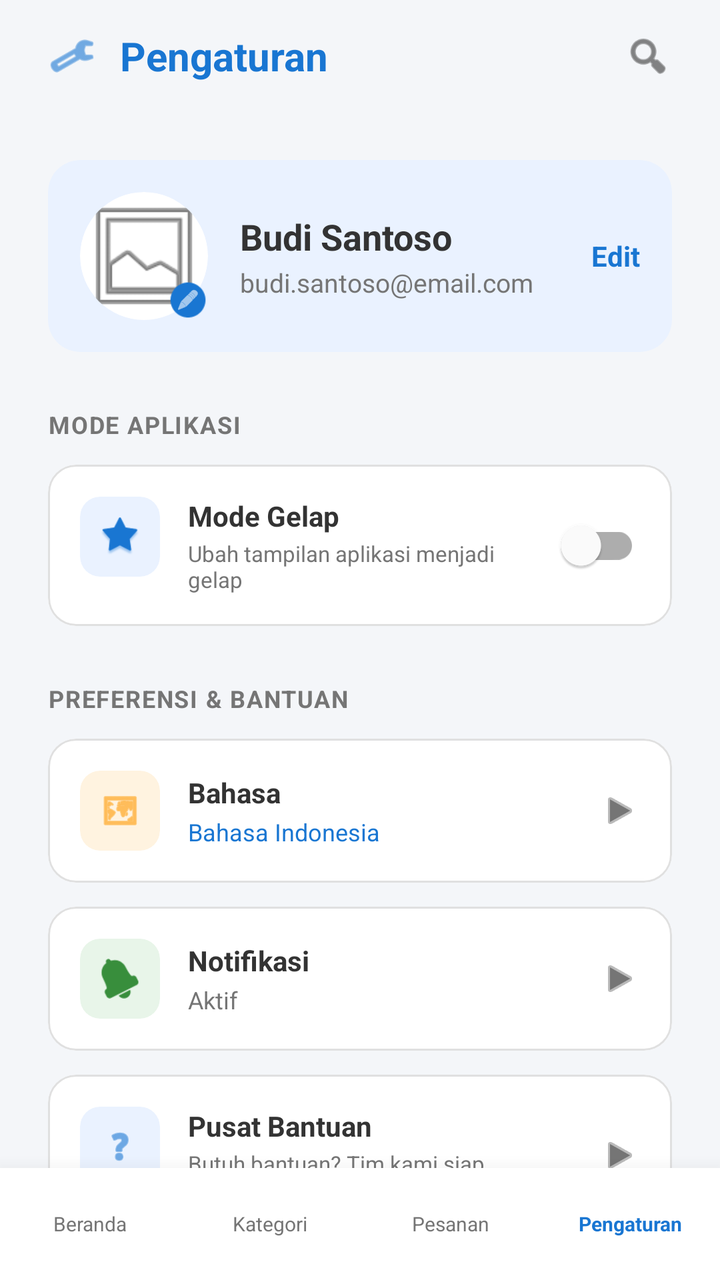
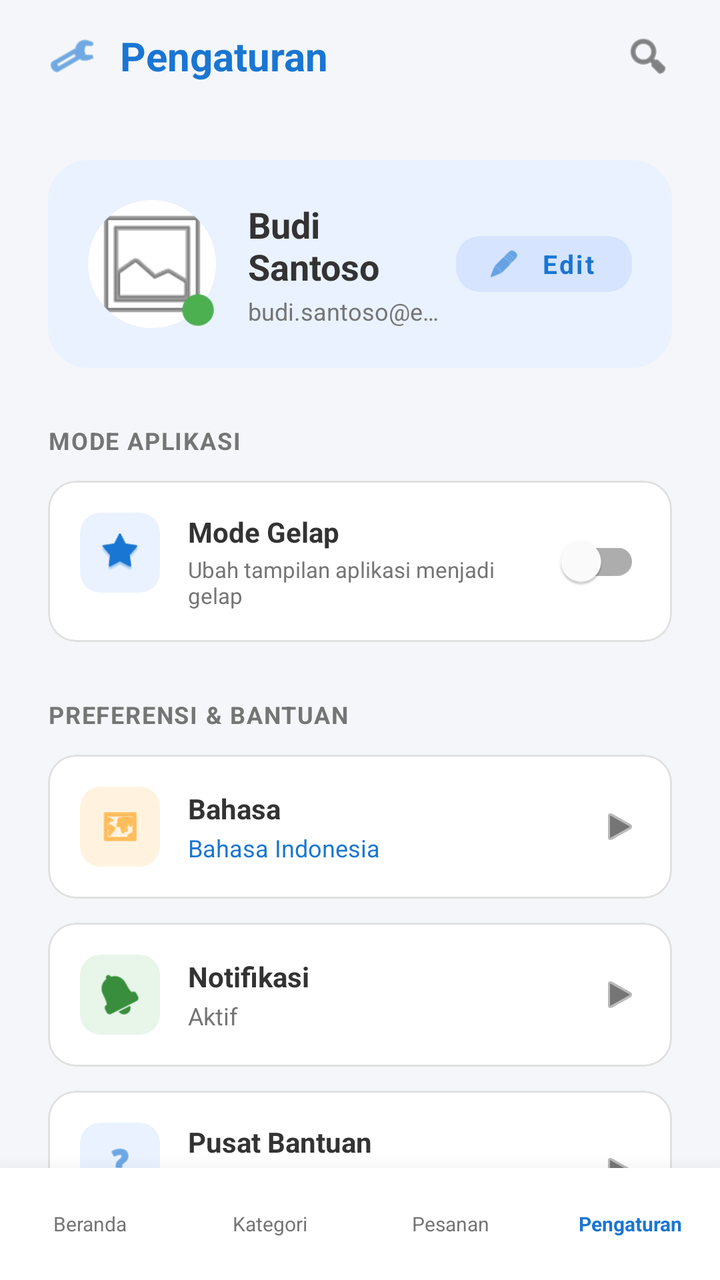

Compare the two renders of this Android layout. The source of the first and the diff that turns it into the second are given below.
<!-- AndroidManifest.xml: application theme Theme.DataMart -->
<!-- res/layout/fragment_settings.xml -->
<?xml version="1.0" encoding="utf-8"?>
<androidx.constraintlayout.widget.ConstraintLayout xmlns:android="http://schemas.android.com/apk/res/android"
    xmlns:app="http://schemas.android.com/apk/res-auto"
    android:layout_width="match_parent"
    android:layout_height="match_parent"
    android:background="@color/background_light">

    <LinearLayout
        android:id="@+id/topBarSettings"
        android:layout_width="match_parent"
        android:layout_height="?attr/actionBarSize"
        android:background="@color/background_light"
        android:gravity="center_vertical"
        android:orientation="horizontal"
        android:paddingHorizontal="24dp"
        app:layout_constraintTop_toTopOf="parent">

        <ImageView
            android:layout_width="24dp"
            android:layout_height="24dp"
            android:src="@android:drawable/ic_menu_manage"
            app:tint="@color/lumina_blue" />

        <TextView
            android:layout_width="0dp"
            android:layout_height="wrap_content"
            android:layout_marginStart="12dp"
            android:layout_weight="1"
            android:text="Pengaturan"
            android:textColor="@color/lumina_blue"
            android:textSize="20sp"
            android:textStyle="bold" />

        <ImageView
            android:layout_width="24dp"
            android:layout_height="24dp"
            android:src="@android:drawable/ic_menu_search"
            app:tint="@color/text_primary" />
    </LinearLayout>

    <androidx.core.widget.NestedScrollView
        android:layout_width="match_parent"
        android:layout_height="0dp"
        android:fillViewport="true"
        app:layout_constraintTop_toBottomOf="@id/topBarSettings"
        app:layout_constraintBottom_toTopOf="@id/bottomNavigationMockSettings">

        <LinearLayout
            android:layout_width="match_parent"
            android:layout_height="wrap_content"
            android:orientation="vertical"
            android:padding="24dp">

            <com.google.android.material.card.MaterialCardView
                android:layout_width="match_parent"
                android:layout_height="wrap_content"
                android:layout_marginBottom="28dp"
                app:cardBackgroundColor="@color/lumina_blue_light"
                app:cardCornerRadius="16dp"
                app:cardElevation="0dp"
                app:strokeWidth="0dp">

                <RelativeLayout
                    android:layout_width="match_parent"
                    android:layout_height="wrap_content"
                    android:padding="16dp">

                    <FrameLayout
                        android:id="@+id/flProfileFrame"
                        android:layout_width="64dp"
                        android:layout_height="64dp"
                        android:layout_centerVertical="true">

                        <com.google.android.material.card.MaterialCardView
                            android:layout_width="match_parent"
                            android:layout_height="match_parent"
                            app:cardCornerRadius="32dp"
                            app:cardElevation="0dp"
                            app:strokeWidth="0dp">
                            <ImageView
                                android:layout_width="match_parent"
                                android:layout_height="match_parent"
                                android:scaleType="centerCrop"
                                android:src="@android:drawable/ic_menu_gallery" />
                        </com.google.android.material.card.MaterialCardView>

                        <ImageView
                            android:layout_width="20dp"
                            android:layout_height="20dp"
                            android:layout_gravity="bottom|end"
                            android:background="@android:drawable/presence_online"
                            android:backgroundTint="@color/lumina_blue"
                            android:padding="4dp"
                            android:src="@android:drawable/ic_menu_edit"
                            app:tint="@color/white" />
                    </FrameLayout>

                    <LinearLayout
                        android:layout_width="wrap_content"
                        android:layout_height="wrap_content"
                        android:layout_centerVertical="true"
                        android:layout_marginStart="16dp"
                        android:layout_toEndOf="@id/flProfileFrame"
                        android:orientation="vertical">
                        <TextView
                            android:id="@+id/tvProfileName"
                            android:layout_width="wrap_content"
                            android:layout_height="wrap_content"
                            android:text="Budi Santoso"
                            android:textColor="@color/text_primary"
                            android:textSize="18sp"
                            android:textStyle="bold" />
                        <TextView
                            android:id="@+id/tvProfileEmail"
                            android:layout_width="wrap_content"
                            android:layout_height="wrap_content"
                            android:layout_marginTop="2dp"
                            android:text="budi.santoso@email.com"
                            android:textColor="@color/text_secondary"
                            android:textSize="13sp" />
                    </LinearLayout>

                    <TextView
                        android:id="@+id/tvEditProfile"
                        android:layout_width="wrap_content"
                        android:layout_height="wrap_content"
                        android:layout_alignParentEnd="true"
                        android:layout_centerVertical="true"
                        android:text="Edit"
                        android:textColor="@color/lumina_blue"
                        android:textSize="14sp"
                        android:textStyle="bold" />
                </RelativeLayout>
            </com.google.android.material.card.MaterialCardView>

            <TextView
                android:layout_width="wrap_content"
                android:layout_height="wrap_content"
                android:layout_marginBottom="12dp"
                android:text="MODE APLIKASI"
                android:textColor="@color/text_secondary"
                android:textSize="12sp"
                android:textStyle="bold"
                android:letterSpacing="0.05" />

            <com.google.android.material.card.MaterialCardView
                android:layout_width="match_parent"
                android:layout_height="wrap_content"
                android:layout_marginBottom="28dp"
                app:cardBackgroundColor="@color/white"
                app:cardCornerRadius="14dp"
                app:cardElevation="0dp"
                app:strokeColor="#E0E0E0"
                app:strokeWidth="1dp">
                <RelativeLayout
                    android:layout_width="match_parent"
                    android:layout_height="wrap_content"
                    android:padding="16dp">

                    <com.google.android.material.card.MaterialCardView
                        android:id="@+id/cvMoonIcon"
                        android:layout_width="40dp"
                        android:layout_height="40dp"
                        app:cardBackgroundColor="@color/lumina_blue_light"
                        app:cardCornerRadius="10dp"
                        app:cardElevation="0dp">
                        <ImageView
                            android:layout_width="20dp"
                            android:layout_height="20dp"
                            android:layout_gravity="center"
                            android:src="@android:drawable/star_big_on"
                            app:tint="@color/lumina_blue" />
                    </com.google.android.material.card.MaterialCardView>

                    <LinearLayout
                        android:layout_width="wrap_content"
                        android:layout_height="wrap_content"
                        android:layout_centerVertical="true"
                        android:layout_marginStart="14dp"
                        android:layout_toEndOf="@id/cvMoonIcon"
                        android:orientation="vertical">
                        <TextView
                            android:layout_width="wrap_content"
                            android:layout_height="wrap_content"
                            android:text="Mode Gelap"
                            android:textColor="@color/text_primary"
                            android:textStyle="bold"
                            android:textSize="14sp" />
                        <TextView
                            android:layout_width="180dp"
                            android:layout_height="wrap_content"
                            android:layout_marginTop="2dp"
                            android:text="Ubah tampilan aplikasi menjadi gelap"
                            android:textColor="@color/text_secondary"
                            android:textSize="11sp" />
                    </LinearLayout>

                    <com.google.android.material.switchmaterial.SwitchMaterial
                        android:id="@+id/switchTheme"
                        android:layout_width="wrap_content"
                        android:layout_height="wrap_content"
                        android:layout_alignParentEnd="true"
                        android:layout_centerVertical="true"
                        app:useMaterialThemeColors="true" />
                </RelativeLayout>
            </com.google.android.material.card.MaterialCardView>

            <TextView
                android:layout_width="wrap_content"
                android:layout_height="wrap_content"
                android:layout_marginBottom="12dp"
                android:text="PREFERENSI &amp; BANTUAN"
                android:textColor="@color/text_secondary"
                android:textSize="12sp"
                android:textStyle="bold"
                android:letterSpacing="0.05" />

            <com.google.android.material.card.MaterialCardView
                android:layout_width="match_parent"
                android:layout_height="wrap_content"
                android:layout_marginBottom="12dp"
                app:cardBackgroundColor="@color/white"
                app:cardCornerRadius="14dp"
                app:cardElevation="0dp"
                app:strokeColor="#E0E0E0"
                app:strokeWidth="1dp">
                <RelativeLayout
                    android:layout_width="match_parent"
                    android:layout_height="wrap_content"
                    android:padding="16dp">
                    <com.google.android.material.card.MaterialCardView
                        android:id="@+id/cvLangIcon"
                        android:layout_width="40dp"
                        android:layout_height="40dp"
                        app:cardBackgroundColor="#FFF3E0"
                        app:cardCornerRadius="10dp"
                        app:cardElevation="0dp">
                        <ImageView
                            android:layout_width="20dp"
                            android:layout_height="20dp"
                            android:layout_gravity="center"
                            android:src="@android:drawable/ic_menu_mapmode"
                            app:tint="@color/orange_warning" />
                    </com.google.android.material.card.MaterialCardView>
                    <LinearLayout
                        android:layout_width="wrap_content"
                        android:layout_height="wrap_content"
                        android:layout_centerVertical="true"
                        android:layout_marginStart="14dp"
                        android:layout_toEndOf="@id/cvLangIcon"
                        android:orientation="vertical">
                        <TextView
                            android:layout_width="wrap_content"
                            android:layout_height="wrap_content"
                            android:text="Bahasa"
                            android:textColor="@color/text_primary"
                            android:textStyle="bold"
                            android:textSize="14sp" />
                        <TextView
                            android:layout_width="wrap_content"
                            android:layout_height="wrap_content"
                            android:layout_marginTop="2dp"
                            android:text="Bahasa Indonesia"
                            android:textColor="@color/lumina_blue"
                            android:textSize="12sp" />
                    </LinearLayout>
                    <ImageView
                        android:layout_width="20dp"
                        android:layout_height="20dp"
                        android:layout_alignParentEnd="true"
                        android:layout_centerVertical="true"
                        android:src="@android:drawable/ic_media_play"
                        app:tint="@color/text_secondary" />
                </RelativeLayout>
            </com.google.android.material.card.MaterialCardView>

            <com.google.android.material.card.MaterialCardView
                android:layout_width="match_parent"
                android:layout_height="wrap_content"
                android:layout_marginBottom="12dp"
                app:cardBackgroundColor="@color/white"
                app:cardCornerRadius="14dp"
                app:cardElevation="0dp"
                app:strokeColor="#E0E0E0"
                app:strokeWidth="1dp">
                <RelativeLayout
                    android:layout_width="match_parent"
                    android:layout_height="wrap_content"
                    android:padding="16dp">
                    <com.google.android.material.card.MaterialCardView
                        android:id="@+id/cvNotifIcon"
                        android:layout_width="40dp"
                        android:layout_height="40dp"
                        app:cardBackgroundColor="#E8F5E9"
                        app:cardCornerRadius="10dp"
                        app:cardElevation="0dp">
                        <ImageView
                            android:layout_width="20dp"
                            android:layout_height="20dp"
                            android:layout_gravity="center"
                            android:src="@android:drawable/ic_popup_reminder"
                            app:tint="#388E3C" />
                    </com.google.android.material.card.MaterialCardView>
                    <LinearLayout
                        android:layout_width="wrap_content"
                        android:layout_height="wrap_content"
                        android:layout_centerVertical="true"
                        android:layout_marginStart="14dp"
                        android:layout_toEndOf="@id/cvNotifIcon"
                        android:orientation="vertical">
                        <TextView
                            android:layout_width="wrap_content"
                            android:layout_height="wrap_content"
                            android:text="Notifikasi"
                            android:textColor="@color/text_primary"
                            android:textStyle="bold"
                            android:textSize="14sp" />
                        <TextView
                            android:layout_width="wrap_content"
                            android:layout_height="wrap_content"
                            android:layout_marginTop="2dp"
                            android:text="Aktif"
                            android:textColor="@color/text_secondary"
                            android:textSize="12sp" />
                    </LinearLayout>
                    <ImageView
                        android:layout_width="20dp"
                        android:layout_height="20dp"
                        android:layout_alignParentEnd="true"
                        android:layout_centerVertical="true"
                        android:src="@android:drawable/ic_media_play"
                        app:tint="@color/text_secondary" />
                </RelativeLayout>
            </com.google.android.material.card.MaterialCardView>

            <com.google.android.material.card.MaterialCardView
                android:layout_width="match_parent"
                android:layout_height="wrap_content"
                android:layout_marginBottom="28dp"
                app:cardBackgroundColor="@color/white"
                app:cardCornerRadius="14dp"
                app:cardElevation="0dp"
                app:strokeColor="#E0E0E0"
                app:strokeWidth="1dp">
                <RelativeLayout
                    android:layout_width="match_parent"
                    android:layout_height="wrap_content"
                    android:padding="16dp">
                    <com.google.android.material.card.MaterialCardView
                        android:id="@+id/cvHelpIcon"
                        android:layout_width="40dp"
                        android:layout_height="40dp"
                        app:cardBackgroundColor="@color/lumina_blue_light"
                        app:cardCornerRadius="10dp"
                        app:cardElevation="0dp">
                        <ImageView
                            android:layout_width="20dp"
                            android:layout_height="20dp"
                            android:layout_gravity="center"
                            android:src="@android:drawable/ic_menu_help"
                            app:tint="@color/lumina_blue" />
                    </com.google.android.material.card.MaterialCardView>
                    <LinearLayout
                        android:layout_width="wrap_content"
                        android:layout_height="wrap_content"
                        android:layout_centerVertical="true"
                        android:layout_marginStart="14dp"
                        android:layout_toEndOf="@id/cvHelpIcon"
                        android:orientation="vertical">
                        <TextView
                            android:layout_width="wrap_content"
                            android:layout_height="wrap_content"
                            android:text="Pusat Bantuan"
                            android:textColor="@color/text_primary"
                            android:textStyle="bold"
                            android:textSize="14sp" />
                        <TextView
                            android:layout_width="180dp"
                            android:layout_height="wrap_content"
                            android:layout_marginTop="2dp"
                            android:text="Butuh bantuan? Tim kami siap melayani Anda 24/7."
                            android:textColor="@color/text_secondary"
                            android:textSize="11sp" />
                    </LinearLayout>
                    <ImageView
                        android:layout_width="20dp"
                        android:layout_height="20dp"
                        android:layout_alignParentEnd="true"
                        android:layout_centerVertical="true"
                        android:src="@android:drawable/ic_media_play"
                        app:tint="@color/text_secondary" />
                </RelativeLayout>
            </com.google.android.material.card.MaterialCardView>

            <com.google.android.material.button.MaterialButton
                android:id="@+id/btnLogout"
                style="@style/Widget.MaterialComponents.Button.OutlinedButton"
                android:layout_width="match_parent"
                android:layout_height="54dp"
                android:text="Keluar Akun"
                android:textAllCaps="false"
                android:textColor="@color/red_danger"
                android:textSize="15sp"
                android:textStyle="bold"
                app:cornerRadius="12dp"
                app:icon="@android:drawable/ic_lock_power_off"
                app:iconTint="@color/red_danger"
                app:iconGravity="textStart"
                app:strokeColor="#FFCDD2"
                app:strokeWidth="1.5dp" />

            <TextView
                android:layout_width="wrap_content"
                android:layout_height="wrap_content"
                android:layout_gravity="center_horizontal"
                android:layout_marginTop="24dp"
                android:layout_marginBottom="16dp"
                android:text="Versi Aplikasi 2.4.0"
                android:textColor="@color/text_secondary"
                android:textSize="12sp" />

        </LinearLayout>
    </androidx.core.widget.NestedScrollView>

    <LinearLayout
        android:id="@+id/bottomNavigationMockSettings"
        android:layout_width="match_parent"
        android:layout_height="56dp"
        android:background="@color/white"
        android:elevation="16dp"
        android:orientation="horizontal"
        app:layout_constraintBottom_toBottomOf="parent">

        <TextView
            android:layout_width="0dp"
            android:layout_height="match_parent"
            android:layout_weight="1"
            android:gravity="center"
            android:text="Beranda"
            android:textColor="@color/text_secondary"
            android:textSize="10sp" />
        <TextView
            android:layout_width="0dp"
            android:layout_height="match_parent"
            android:layout_weight="1"
            android:gravity="center"
            android:text="Kategori"
            android:textColor="@color/text_secondary"
            android:textSize="10sp" />
        <TextView
            android:layout_width="0dp"
            android:layout_height="match_parent"
            android:layout_weight="1"
            android:gravity="center"
            android:text="Pesanan"
            android:textColor="@color/text_secondary"
            android:textSize="10sp" />
        <TextView
            android:layout_width="0dp"
            android:layout_height="match_parent"
            android:layout_weight="1"
            android:gravity="center"
            android:text="Pengaturan"
            android:textColor="@color/lumina_blue"
            android:textSize="10sp"
            android:textStyle="bold" />
    </LinearLayout>

</androidx.constraintlayout.widget.ConstraintLayout>
<!-- resources referenced by this layout -->
<resources>
  <color name="background_light">#F4F6F9</color>
  <color name="lumina_blue">#1976D2</color>
  <color name="lumina_blue_light">#EAF2FF</color>
  <color name="orange_warning">#FF9800</color>
  <color name="red_danger">#D32F2F</color>
  <color name="text_primary">#333333</color>
  <color name="text_secondary">#757575</color>
  <color name="white">#FFFFFFFF</color>
  <style name="Theme.DataMart" parent="Theme.MaterialComponents.DayNight.NoActionBar">
  
          <item name="colorPrimary">@color/colorPrimary</item>
          <item name="colorPrimaryVariant">@color/colorPrimaryDark</item>
          <item name="colorOnPrimary">@color/white</item>
  
          <item name="colorSecondary">@color/colorAccent</item>
          <item name="colorSecondaryVariant">@color/colorAccent</item>
          <item name="colorOnSecondary">@color/white</item>
  
          <item name="android:statusBarColor">@color/colorPrimaryDark</item>
  
          <item name="android:fontFamily">sans-serif</item>
      </style>
  <color name="colorPrimary">#1976D2</color>
  <color name="colorPrimaryDark">#115293</color>
  <color name="colorAccent">#FF4081</color>
</resources>

<!-- the commit's change to res/layout/fragment_settings.xml (unified diff, before → after) -->
@@ -5,6 +5,7 @@
     android:layout_height="match_parent"
     android:background="@color/background_light">
 
+    
     <LinearLayout
         android:id="@+id/topBarSettings"
         android:layout_width="match_parent"
@@ -51,20 +52,22 @@
             android:orientation="vertical"
             android:padding="24dp">
 
+            
             <com.google.android.material.card.MaterialCardView
                 android:layout_width="match_parent"
                 android:layout_height="wrap_content"
                 android:layout_marginBottom="28dp"
                 app:cardBackgroundColor="@color/lumina_blue_light"
-                app:cardCornerRadius="16dp"
+                app:cardCornerRadius="20dp"
                 app:cardElevation="0dp"
                 app:strokeWidth="0dp">
 
                 <RelativeLayout
                     android:layout_width="match_parent"
                     android:layout_height="wrap_content"
-                    android:padding="16dp">
-
+                    android:padding="20dp">
+
+                    
                     <FrameLayout
                         android:id="@+id/flProfileFrame"
                         android:layout_width="64dp"
@@ -85,22 +88,22 @@
                         </com.google.android.material.card.MaterialCardView>
 
                         <ImageView
-                            android:layout_width="20dp"
-                            android:layout_height="20dp"
+                            android:layout_width="18dp"
+                            android:layout_height="18dp"
                             android:layout_gravity="bottom|end"
                             android:background="@android:drawable/presence_online"
-                            android:backgroundTint="@color/lumina_blue"
-                            android:padding="4dp"
-                            android:src="@android:drawable/ic_menu_edit"
-                            app:tint="@color/white" />
+                            android:backgroundTint="#4CAF50"
+                            android:padding="2dp" />
                     </FrameLayout>
 
+                    
                     <LinearLayout
                         android:layout_width="wrap_content"
                         android:layout_height="wrap_content"
                         android:layout_centerVertical="true"
                         android:layout_marginStart="16dp"
                         android:layout_toEndOf="@id/flProfileFrame"
+                        android:layout_toStartOf="@id/btnEditProfile"
                         android:orientation="vertical">
                         <TextView
                             android:id="@+id/tvProfileName"
@@ -117,22 +120,34 @@
                             android:layout_marginTop="2dp"
                             android:text="budi.santoso@email.com"
                             android:textColor="@color/text_secondary"
-                            android:textSize="13sp" />
+                            android:textSize="12sp"
+                            android:ellipsize="end"
+                            android:maxLines="1"/>
                     </LinearLayout>
 
-                    <TextView
-                        android:id="@+id/tvEditProfile"
-                        android:layout_width="wrap_content"
-                        android:layout_height="wrap_content"
+                    
+                    <com.google.android.material.button.MaterialButton
+                        android:id="@+id/btnEditProfile"
+                        style="@style/Widget.MaterialComponents.Button.UnelevatedButton"
+                        android:layout_width="wrap_content"
+                        android:layout_height="40dp"
                         android:layout_alignParentEnd="true"
                         android:layout_centerVertical="true"
                         android:text="Edit"
+                        android:textAllCaps="false"
                         android:textColor="@color/lumina_blue"
-                        android:textSize="14sp"
-                        android:textStyle="bold" />
+                        android:textSize="13sp"
+                        android:textStyle="bold"
+                        app:backgroundTint="#D6E4FF"
+                        app:cornerRadius="12dp"
+                        app:icon="@android:drawable/ic_menu_edit"
+                        app:iconSize="16dp"
+                        app:iconTint="@color/lumina_blue"
+                        app:rippleColor="#ADC8FF" />
                 </RelativeLayout>
             </com.google.android.material.card.MaterialCardView>
 
+            
             <TextView
                 android:layout_width="wrap_content"
                 android:layout_height="wrap_content"
@@ -205,6 +220,7 @@
                 </RelativeLayout>
             </com.google.android.material.card.MaterialCardView>
 
+            
             <TextView
                 android:layout_width="wrap_content"
                 android:layout_height="wrap_content"
@@ -219,6 +235,9 @@
                 android:layout_width="match_parent"
                 android:layout_height="wrap_content"
                 android:layout_marginBottom="12dp"
+                android:clickable="true"
+                android:focusable="true"
+                android:foreground="?attr/selectableItemBackground"
                 app:cardBackgroundColor="@color/white"
                 app:cardCornerRadius="14dp"
                 app:cardElevation="0dp"
@@ -278,6 +297,9 @@
                 android:layout_width="match_parent"
                 android:layout_height="wrap_content"
                 android:layout_marginBottom="12dp"
+                android:clickable="true"
+                android:focusable="true"
+                android:foreground="?attr/selectableItemBackground"
                 app:cardBackgroundColor="@color/white"
                 app:cardCornerRadius="14dp"
                 app:cardElevation="0dp"
@@ -337,6 +359,9 @@
                 android:layout_width="match_parent"
                 android:layout_height="wrap_content"
                 android:layout_marginBottom="28dp"
+                android:clickable="true"
+                android:focusable="true"
+                android:foreground="?attr/selectableItemBackground"
                 app:cardBackgroundColor="@color/white"
                 app:cardCornerRadius="14dp"
                 app:cardElevation="0dp"
@@ -392,6 +417,7 @@
                 </RelativeLayout>
             </com.google.android.material.card.MaterialCardView>
 
+            
             <com.google.android.material.button.MaterialButton
                 android:id="@+id/btnLogout"
                 style="@style/Widget.MaterialComponents.Button.OutlinedButton"
@@ -422,6 +448,7 @@
         </LinearLayout>
     </androidx.core.widget.NestedScrollView>
 
+    
     <LinearLayout
         android:id="@+id/bottomNavigationMockSettings"
         android:layout_width="match_parent"
